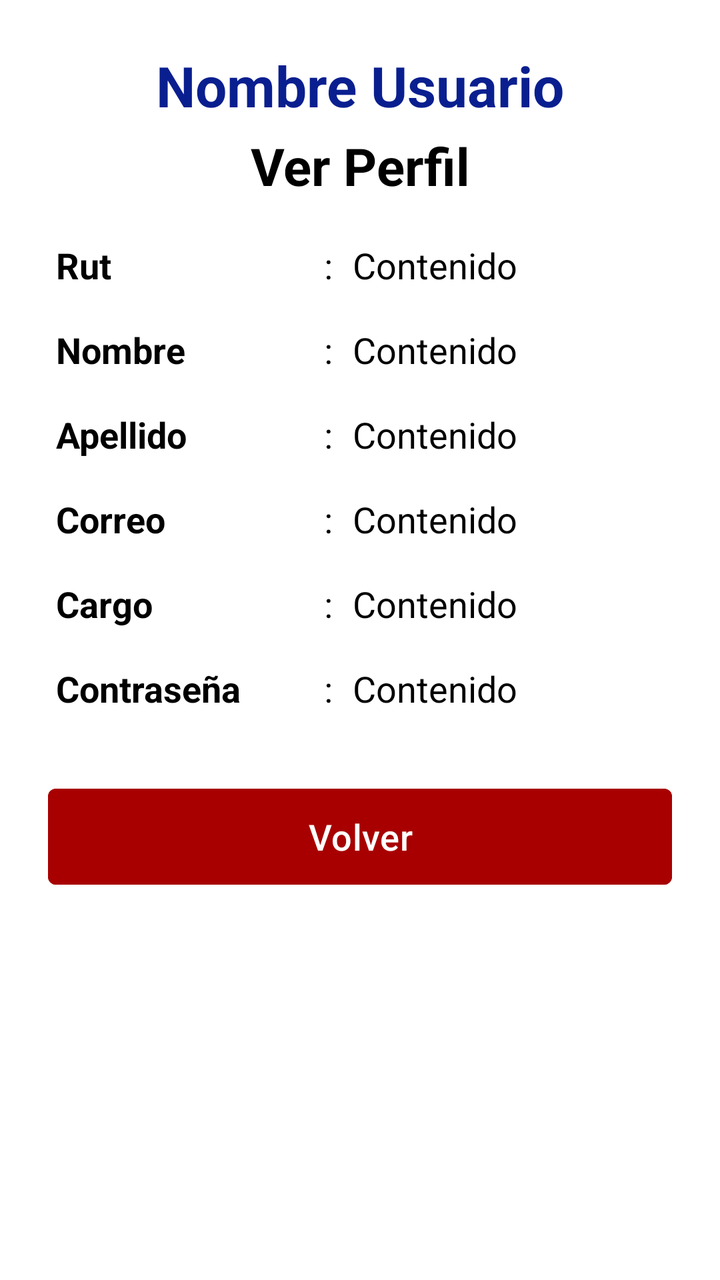
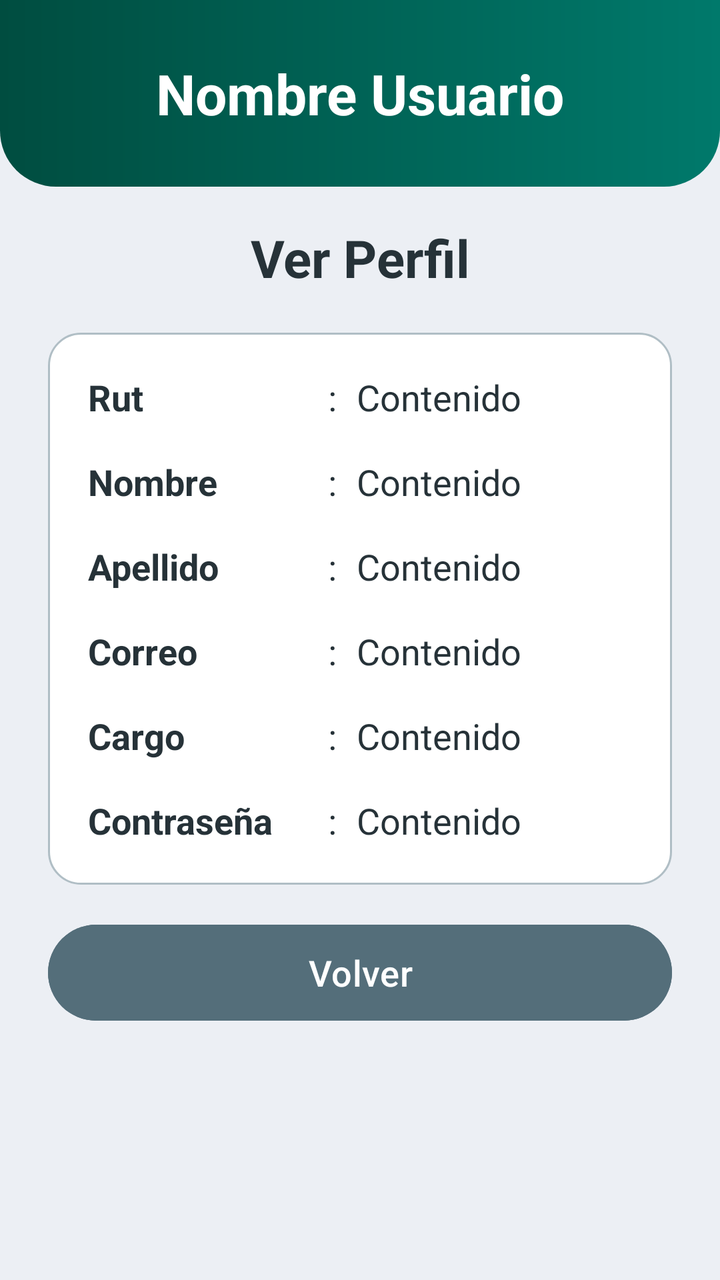

Compare the two renders of this Android layout. The source of the first and the diff that turns it into the second are given below.
<!-- AndroidManifest.xml: application theme Theme.App1_Firebase -->
<!-- res/layout/activity_perfil.xml -->
<?xml version="1.0" encoding="utf-8"?>
<LinearLayout xmlns:android="http://schemas.android.com/apk/res/android"
    xmlns:tools="http://schemas.android.com/tools"
    xmlns:app="http://schemas.android.com/apk/res-auto"
    android:id="@+id/main"
    android:layout_width="match_parent"
    android:layout_height="match_parent"
    android:background="@color/white"
    android:gravity="center_horizontal"
    android:orientation="vertical"
    tools:context=".Perfil">

    <TextView
        android:id="@+id/tvusuperfil"
        android:layout_width="match_parent"
        android:layout_height="wrap_content"
        android:layout_marginTop="24dp"
        android:gravity="center"
        android:text="Nombre Usuario"
        android:textColor="@color/azul_titulo"
        android:textSize="28sp"
        android:textStyle="bold" />

    <TextView
        android:id="@+id/tvtitper"
        android:layout_width="match_parent"
        android:layout_height="wrap_content"
        android:layout_marginTop="4dp"
        android:layout_marginBottom="20dp"
        android:gravity="center"
        android:text="Ver Perfil"
        android:textColor="@color/black"
        android:textSize="26sp"
        android:textStyle="bold" />

    <LinearLayout
        android:layout_width="match_parent"
        android:layout_height="wrap_content"
        android:layout_marginHorizontal="28dp"
        android:orientation="vertical">

        <LinearLayout
            android:layout_width="match_parent"
            android:layout_height="wrap_content"
            android:layout_marginBottom="18dp"
            android:orientation="horizontal">
            <TextView
                android:layout_width="0dp"
                android:layout_height="wrap_content"
                android:layout_weight="0.8"
                android:text="Rut"
                android:textColor="@color/black"
                android:textSize="18sp"
                android:textStyle="bold" />
            <TextView
                android:layout_width="wrap_content"
                android:layout_height="wrap_content"
                android:layout_marginHorizontal="10dp"
                android:text=":"
                android:textColor="@color/black"
                android:textSize="18sp" />
            <TextView
                android:id="@+id/tvrutper"
                android:layout_width="0dp"
                android:layout_height="wrap_content"
                android:layout_weight="1"
                android:text="Contenido"
                android:textColor="@color/black"
                android:textSize="18sp" />
        </LinearLayout>

        <LinearLayout
            android:layout_width="match_parent"
            android:layout_height="wrap_content"
            android:layout_marginBottom="18dp"
            android:orientation="horizontal">
            <TextView
                android:layout_width="0dp"
                android:layout_height="wrap_content"
                android:layout_weight="0.8"
                android:text="Nombre"
                android:textColor="@color/black"
                android:textSize="18sp"
                android:textStyle="bold" />
            <TextView
                android:layout_width="wrap_content"
                android:layout_height="wrap_content"
                android:layout_marginHorizontal="10dp"
                android:text=":"
                android:textColor="@color/black"
                android:textSize="18sp" />
            <TextView
                android:id="@+id/tvnomper"
                android:layout_width="0dp"
                android:layout_height="wrap_content"
                android:layout_weight="1"
                android:text="Contenido"
                android:textColor="@color/black"
                android:textSize="18sp" />
        </LinearLayout>

        <LinearLayout
            android:layout_width="match_parent"
            android:layout_height="wrap_content"
            android:layout_marginBottom="18dp"
            android:orientation="horizontal">
            <TextView
                android:layout_width="0dp"
                android:layout_height="wrap_content"
                android:layout_weight="0.8"
                android:text="Apellido"
                android:textColor="@color/black"
                android:textSize="18sp"
                android:textStyle="bold" />
            <TextView
                android:layout_width="wrap_content"
                android:layout_height="wrap_content"
                android:layout_marginHorizontal="10dp"
                android:text=":"
                android:textColor="@color/black"
                android:textSize="18sp" />
            <TextView
                android:id="@+id/tvapeper"
                android:layout_width="0dp"
                android:layout_height="wrap_content"
                android:layout_weight="1"
                android:text="Contenido"
                android:textColor="@color/black"
                android:textSize="18sp" />
        </LinearLayout>

        <LinearLayout
            android:layout_width="match_parent"
            android:layout_height="wrap_content"
            android:layout_marginBottom="18dp"
            android:orientation="horizontal">
            <TextView
                android:layout_width="0dp"
                android:layout_height="wrap_content"
                android:layout_weight="0.8"
                android:text="Correo"
                android:textColor="@color/black"
                android:textSize="18sp"
                android:textStyle="bold" />
            <TextView
                android:layout_width="wrap_content"
                android:layout_height="wrap_content"
                android:layout_marginHorizontal="10dp"
                android:text=":"
                android:textColor="@color/black"
                android:textSize="18sp" />
            <TextView
                android:id="@+id/tvcorper"
                android:layout_width="0dp"
                android:layout_height="wrap_content"
                android:layout_weight="1"
                android:text="Contenido"
                android:textColor="@color/black"
                android:textSize="18sp" />
        </LinearLayout>

        <LinearLayout
            android:layout_width="match_parent"
            android:layout_height="wrap_content"
            android:layout_marginBottom="18dp"
            android:orientation="horizontal">
            <TextView
                android:layout_width="0dp"
                android:layout_height="wrap_content"
                android:layout_weight="0.8"
                android:text="Cargo"
                android:textColor="@color/black"
                android:textSize="18sp"
                android:textStyle="bold" />
            <TextView
                android:layout_width="wrap_content"
                android:layout_height="wrap_content"
                android:layout_marginHorizontal="10dp"
                android:text=":"
                android:textColor="@color/black"
                android:textSize="18sp" />
            <TextView
                android:id="@+id/tvcarper"
                android:layout_width="0dp"
                android:layout_height="wrap_content"
                android:layout_weight="1"
                android:text="Contenido"
                android:textColor="@color/black"
                android:textSize="18sp" />
        </LinearLayout>

        <LinearLayout
            android:layout_width="match_parent"
            android:layout_height="wrap_content"
            android:layout_marginBottom="18dp"
            android:orientation="horizontal">
            <TextView
                android:layout_width="0dp"
                android:layout_height="wrap_content"
                android:layout_weight="0.8"
                android:text="Contraseña"
                android:textColor="@color/black"
                android:textSize="18sp"
                android:textStyle="bold" />
            <TextView
                android:layout_width="wrap_content"
                android:layout_height="wrap_content"
                android:layout_marginHorizontal="10dp"
                android:text=":"
                android:textColor="@color/black"
                android:textSize="18sp" />
            <TextView
                android:id="@+id/tvconper"
                android:layout_width="0dp"
                android:layout_height="wrap_content"
                android:layout_weight="1"
                android:text="Contenido"
                android:textColor="@color/black"
                android:textSize="18sp" />
        </LinearLayout>

    </LinearLayout>

    <Button
        android:id="@+id/btnvolper"
        android:layout_width="match_parent"
        android:layout_height="56dp"
        android:layout_marginHorizontal="24dp"
        android:layout_marginTop="16dp"
        android:backgroundTint="@color/rojo_volver"
        android:text="Volver"
        android:textAllCaps="false"
        android:textColor="@color/white"
        android:textSize="18sp"
        app:cornerRadius="4dp" />

</LinearLayout>
<!-- resources referenced by this layout -->
<resources>
  <color name="azul_titulo">#FF0A1F8F</color>
  <color name="black">#FF000000</color>
  <color name="rojo_volver">#FFA80000</color>
  <color name="white">#FFFFFFFF</color>
  <style name="Theme.App1_Firebase" parent="Base.Theme.App1_Firebase" />
  <style name="Base.Theme.App1_Firebase" parent="Theme.Material3.Light.NoActionBar">
          <item name="colorPrimary">@color/black</item>
          <item name="android:windowBackground">@color/white</item>
      </style>
</resources>

<!-- the commit's change to res/layout/activity_perfil.xml (unified diff, before → after) -->
@@ -5,7 +5,7 @@
     android:id="@+id/main"
     android:layout_width="match_parent"
     android:layout_height="match_parent"
-    android:background="@color/white"
+    android:background="@color/fondo"
     android:gravity="center_horizontal"
     android:orientation="vertical"
     tools:context=".Perfil">
@@ -14,10 +14,12 @@
         android:id="@+id/tvusuperfil"
         android:layout_width="match_parent"
         android:layout_height="wrap_content"
-        android:layout_marginTop="24dp"
+        android:background="@drawable/encabezado"
+        android:paddingTop="28dp"
+        android:paddingBottom="28dp"
         android:gravity="center"
         android:text="Nombre Usuario"
-        android:textColor="@color/azul_titulo"
+        android:textColor="@color/white"
         android:textSize="28sp"
         android:textStyle="bold" />
 
@@ -25,18 +27,22 @@
         android:id="@+id/tvtitper"
         android:layout_width="match_parent"
         android:layout_height="wrap_content"
-        android:layout_marginTop="4dp"
+        android:layout_marginTop="18dp"
         android:layout_marginBottom="20dp"
         android:gravity="center"
         android:text="Ver Perfil"
-        android:textColor="@color/black"
+        android:textColor="@color/texto"
         android:textSize="26sp"
         android:textStyle="bold" />
 
     <LinearLayout
         android:layout_width="match_parent"
         android:layout_height="wrap_content"
-        android:layout_marginHorizontal="28dp"
+        android:layout_marginHorizontal="24dp"
+        android:background="@drawable/tarjeta"
+        android:paddingHorizontal="20dp"
+        android:paddingTop="20dp"
+        android:paddingBottom="2dp"
         android:orientation="vertical">
 
         <LinearLayout
@@ -49,15 +55,15 @@
                 android:layout_height="wrap_content"
                 android:layout_weight="0.8"
                 android:text="Rut"
-                android:textColor="@color/black"
-                android:textSize="18sp"
-                android:textStyle="bold" />
-            <TextView
-                android:layout_width="wrap_content"
-                android:layout_height="wrap_content"
-                android:layout_marginHorizontal="10dp"
-                android:text=":"
-                android:textColor="@color/black"
+                android:textColor="@color/texto"
+                android:textSize="18sp"
+                android:textStyle="bold" />
+            <TextView
+                android:layout_width="wrap_content"
+                android:layout_height="wrap_content"
+                android:layout_marginHorizontal="10dp"
+                android:text=":"
+                android:textColor="@color/texto"
                 android:textSize="18sp" />
             <TextView
                 android:id="@+id/tvrutper"
@@ -65,7 +71,7 @@
                 android:layout_height="wrap_content"
                 android:layout_weight="1"
                 android:text="Contenido"
-                android:textColor="@color/black"
+                android:textColor="@color/texto"
                 android:textSize="18sp" />
         </LinearLayout>
 
@@ -79,15 +85,15 @@
                 android:layout_height="wrap_content"
                 android:layout_weight="0.8"
                 android:text="Nombre"
-                android:textColor="@color/black"
-                android:textSize="18sp"
-                android:textStyle="bold" />
-            <TextView
-                android:layout_width="wrap_content"
-                android:layout_height="wrap_content"
-                android:layout_marginHorizontal="10dp"
-                android:text=":"
-                android:textColor="@color/black"
+                android:textColor="@color/texto"
+                android:textSize="18sp"
+                android:textStyle="bold" />
+            <TextView
+                android:layout_width="wrap_content"
+                android:layout_height="wrap_content"
+                android:layout_marginHorizontal="10dp"
+                android:text=":"
+                android:textColor="@color/texto"
                 android:textSize="18sp" />
             <TextView
                 android:id="@+id/tvnomper"
@@ -95,7 +101,7 @@
                 android:layout_height="wrap_content"
                 android:layout_weight="1"
                 android:text="Contenido"
-                android:textColor="@color/black"
+                android:textColor="@color/texto"
                 android:textSize="18sp" />
         </LinearLayout>
 
@@ -109,15 +115,15 @@
                 android:layout_height="wrap_content"
                 android:layout_weight="0.8"
                 android:text="Apellido"
-                android:textColor="@color/black"
-                android:textSize="18sp"
-                android:textStyle="bold" />
-            <TextView
-                android:layout_width="wrap_content"
-                android:layout_height="wrap_content"
-                android:layout_marginHorizontal="10dp"
-                android:text=":"
-                android:textColor="@color/black"
+                android:textColor="@color/texto"
+                android:textSize="18sp"
+                android:textStyle="bold" />
+            <TextView
+                android:layout_width="wrap_content"
+                android:layout_height="wrap_content"
+                android:layout_marginHorizontal="10dp"
+                android:text=":"
+                android:textColor="@color/texto"
                 android:textSize="18sp" />
             <TextView
                 android:id="@+id/tvapeper"
@@ -125,7 +131,7 @@
                 android:layout_height="wrap_content"
                 android:layout_weight="1"
                 android:text="Contenido"
-                android:textColor="@color/black"
+                android:textColor="@color/texto"
                 android:textSize="18sp" />
         </LinearLayout>
 
@@ -139,15 +145,15 @@
                 android:layout_height="wrap_content"
                 android:layout_weight="0.8"
                 android:text="Correo"
-                android:textColor="@color/black"
-                android:textSize="18sp"
-                android:textStyle="bold" />
-            <TextView
-                android:layout_width="wrap_content"
-                android:layout_height="wrap_content"
-                android:layout_marginHorizontal="10dp"
-                android:text=":"
-                android:textColor="@color/black"
+                android:textColor="@color/texto"
+                android:textSize="18sp"
+                android:textStyle="bold" />
+            <TextView
+                android:layout_width="wrap_content"
+                android:layout_height="wrap_content"
+                android:layout_marginHorizontal="10dp"
+                android:text=":"
+                android:textColor="@color/texto"
                 android:textSize="18sp" />
             <TextView
                 android:id="@+id/tvcorper"
@@ -155,7 +161,7 @@
                 android:layout_height="wrap_content"
                 android:layout_weight="1"
                 android:text="Contenido"
-                android:textColor="@color/black"
+                android:textColor="@color/texto"
                 android:textSize="18sp" />
         </LinearLayout>
 
@@ -169,15 +175,15 @@
                 android:layout_height="wrap_content"
                 android:layout_weight="0.8"
                 android:text="Cargo"
-                android:textColor="@color/black"
-                android:textSize="18sp"
-                android:textStyle="bold" />
-            <TextView
-                android:layout_width="wrap_content"
-                android:layout_height="wrap_content"
-                android:layout_marginHorizontal="10dp"
-                android:text=":"
-                android:textColor="@color/black"
+                android:textColor="@color/texto"
+                android:textSize="18sp"
+                android:textStyle="bold" />
+            <TextView
+                android:layout_width="wrap_content"
+                android:layout_height="wrap_content"
+                android:layout_marginHorizontal="10dp"
+                android:text=":"
+                android:textColor="@color/texto"
                 android:textSize="18sp" />
             <TextView
                 android:id="@+id/tvcarper"
@@ -185,7 +191,7 @@
                 android:layout_height="wrap_content"
                 android:layout_weight="1"
                 android:text="Contenido"
-                android:textColor="@color/black"
+                android:textColor="@color/texto"
                 android:textSize="18sp" />
         </LinearLayout>
 
@@ -199,15 +205,15 @@
                 android:layout_height="wrap_content"
                 android:layout_weight="0.8"
                 android:text="Contraseña"
-                android:textColor="@color/black"
-                android:textSize="18sp"
-                android:textStyle="bold" />
-            <TextView
-                android:layout_width="wrap_content"
-                android:layout_height="wrap_content"
-                android:layout_marginHorizontal="10dp"
-                android:text=":"
-                android:textColor="@color/black"
+                android:textColor="@color/texto"
+                android:textSize="18sp"
+                android:textStyle="bold" />
+            <TextView
+                android:layout_width="wrap_content"
+                android:layout_height="wrap_content"
+                android:layout_marginHorizontal="10dp"
+                android:text=":"
+                android:textColor="@color/texto"
                 android:textSize="18sp" />
             <TextView
                 android:id="@+id/tvconper"
@@ -215,7 +221,7 @@
                 android:layout_height="wrap_content"
                 android:layout_weight="1"
                 android:text="Contenido"
-                android:textColor="@color/black"
+                android:textColor="@color/texto"
                 android:textSize="18sp" />
         </LinearLayout>
 
@@ -227,11 +233,11 @@
         android:layout_height="56dp"
         android:layout_marginHorizontal="24dp"
         android:layout_marginTop="16dp"
-        android:backgroundTint="@color/rojo_volver"
+        android:backgroundTint="@color/volver"
         android:text="Volver"
         android:textAllCaps="false"
         android:textColor="@color/white"
         android:textSize="18sp"
-        app:cornerRadius="4dp" />
+        app:cornerRadius="28dp" />
 
 </LinearLayout>
<!-- resource entries referenced after the edit -->
@@ -1,13 +1,29 @@
 <!-- resources referenced by this layout -->
 <resources>
-  <color name="azul_titulo">#FF0A1F8F</color>
-  <color name="black">#FF000000</color>
-  <color name="rojo_volver">#FFA80000</color>
+  <color name="fondo">#FFECEFF4</color>
+  <color name="texto">#FF263238</color>
+  <color name="volver">#FF546E7A</color>
   <color name="white">#FFFFFFFF</color>
+  <!-- drawable encabezado (drawable) -->
+  <?xml version="1.0" encoding="utf-8"?>
+  <shape xmlns:android="http://schemas.android.com/apk/res/android" android:shape="rectangle">
+      <gradient android:startColor="@color/primario_oscuro" android:endColor="@color/primario" android:angle="0" />
+      <corners android:bottomLeftRadius="28dp" android:bottomRightRadius="28dp" />
+  </shape>
+  <!-- drawable tarjeta (drawable) -->
+  <?xml version="1.0" encoding="utf-8"?>
+  <shape xmlns:android="http://schemas.android.com/apk/res/android" android:shape="rectangle">
+      <solid android:color="@color/white" />
+      <stroke android:width="1dp" android:color="@color/borde" />
+      <corners android:radius="16dp" />
+  </shape>
   <style name="Theme.App1_Firebase" parent="Base.Theme.App1_Firebase" />
+  <color name="primario_oscuro">#FF004D40</color>
+  <color name="primario">#FF00796B</color>
+  <color name="borde">#FFB0BEC5</color>
   <style name="Base.Theme.App1_Firebase" parent="Theme.Material3.Light.NoActionBar">
-          <item name="colorPrimary">@color/black</item>
-          <item name="android:windowBackground">@color/white</item>
+          <item name="colorPrimary">@color/primario</item>
+          <item name="android:windowBackground">@color/fondo</item>
       </style>
 </resources>
 
